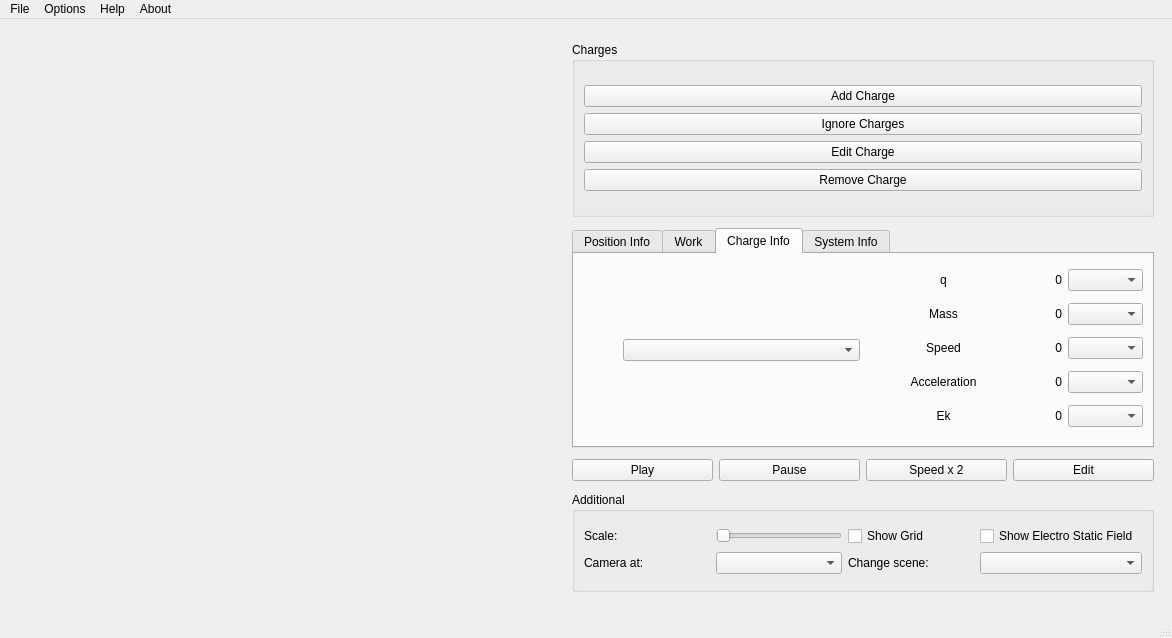
The window that Interface/mainwindow.ui (TimeToStop/ElectroStaticFieldSimulator) describes before a commit, drawn with Qt 5.
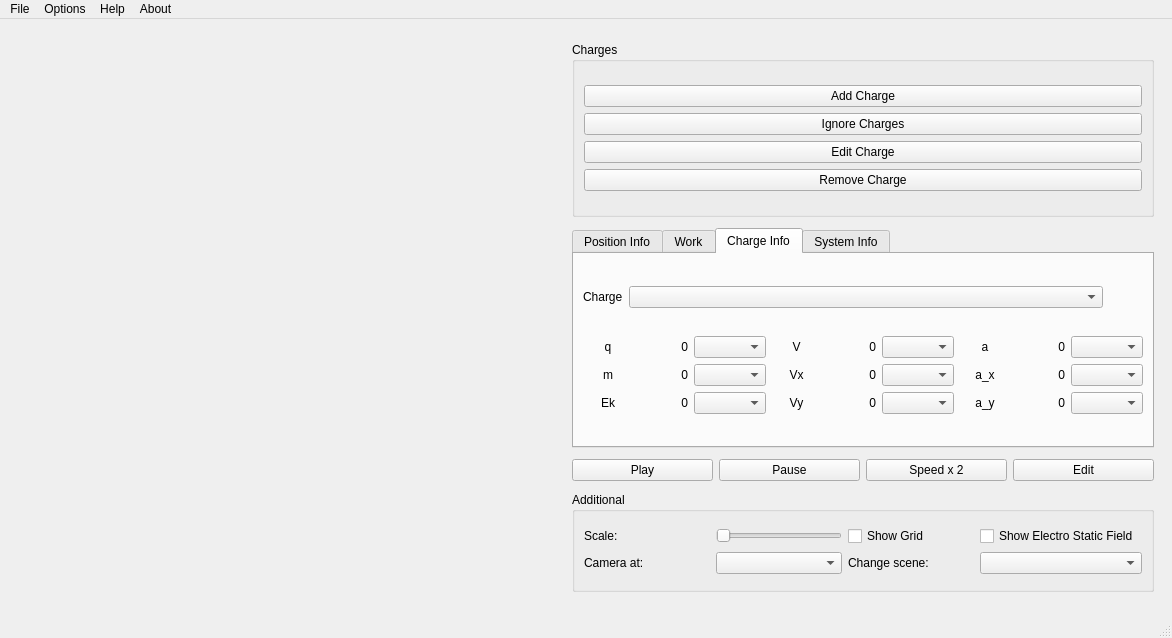
The same window after the commit. Icons and pictures are not drawn. Custom widgets are drawn as their Qt base class.

Commit message: work with tabs has done

```diff
--- a/Interface/mainwindow.ui
+++ b/Interface/mainwindow.ui
@@ -83,39 +83,7 @@
          </size>
         </property>
         <layout class="QGridLayout" name="gridLayout_4">
-         <item row="2" column="0">
-          <layout class="QHBoxLayout" name="horizontalLayout_3">
-           <item>
-            <widget class="QPushButton" name="m_play_button">
-             <property name="text">
-              <string>Play</string>
-             </property>
-            </widget>
-           </item>
-           <item>
-            <widget class="QPushButton" name="m_pause_button">
-             <property name="text">
-              <string>Pause</string>
-             </property>
-            </widget>
-           </item>
-           <item>
-            <widget class="QPushButton" name="m_speed_button">
-             <property name="text">
-              <string>Speed x 2</string>
-             </property>
-            </widget>
-           </item>
-           <item>
-            <widget class="QPushButton" name="m_edit_button">
-             <property name="text">
-              <string>Edit</string>
-             </property>
-            </widget>
-           </item>
-          </layout>
-         </item>
-         <item row="3" column="0">
+         <item row="4" column="0">
           <widget class="QGroupBox" name="m_additional_group_box">
            <property name="sizePolicy">
             <sizepolicy hsizetype="Preferred" vsizetype="Preferred">
@@ -194,6 +162,38 @@
            </layout>
           </widget>
          </item>
+         <item row="3" column="0">
+          <layout class="QHBoxLayout" name="horizontalLayout_3">
+           <item>
+            <widget class="QPushButton" name="m_play_button">
+             <property name="text">
+              <string>Play</string>
+             </property>
+            </widget>
+           </item>
+           <item>
+            <widget class="QPushButton" name="m_pause_button">
+             <property name="text">
+              <string>Pause</string>
+             </property>
+            </widget>
+           </item>
+           <item>
+            <widget class="QPushButton" name="m_speed_button">
+             <property name="text">
+              <string>Speed x 2</string>
+             </property>
+            </widget>
+           </item>
+           <item>
+            <widget class="QPushButton" name="m_edit_button">
+             <property name="text">
+              <string>Edit</string>
+             </property>
+            </widget>
+           </item>
+          </layout>
+         </item>
          <item row="0" column="0">
           <layout class="QHBoxLayout" name="horizontalLayout_2">
            <item>
@@ -245,7 +245,7 @@
            </item>
           </layout>
          </item>
-         <item row="1" column="0">
+         <item row="2" column="0">
           <widget class="QTabWidget" name="m_tab_widget">
            <property name="sizePolicy">
             <sizepolicy hsizetype="Preferred" vsizetype="Preferred">
@@ -618,35 +618,47 @@
             <attribute name="title">
              <string>Charge Info</string>
             </attribute>
-            <layout class="QHBoxLayout" name="horizontalLayout_5">
+            <layout class="QVBoxLayout" name="verticalLayout_16">
              <item>
-              <layout class="QHBoxLayout" name="horizontalLayout_4">
-               <item>
-                <spacer name="horizontalSpacer">
+              <spacer name="verticalSpacer_5">
                  <property name="orientation">
-                  <enum>Qt::Horizontal</enum>
-                 </property>
-                 <property name="sizeType">
-                  <enum>QSizePolicy::Fixed</enum>
+                <enum>Qt::Vertical</enum>
                  </property>
                  <property name="sizeHint" stdset="0">
                   <size>
-                   <width>40</width>
-                   <height>20</height>
+                 <width>20</width>
+                 <height>40</height>
                   </size>
                  </property>
                 </spacer>
+             </item>
+             <item>
+              <layout class="QVBoxLayout" name="verticalLayout_15">
+               <item>
+                <layout class="QHBoxLayout" name="horizontalLayout_12">
+                 <item>
+                  <widget class="QLabel" name="m_info_charges_label">
+                   <property name="sizePolicy">
+                    <sizepolicy hsizetype="Maximum" vsizetype="Preferred">
+                     <horstretch>0</horstretch>
+                     <verstretch>0</verstretch>
+                    </sizepolicy>
+                   </property>
+                   <property name="text">
+                    <string>Charge</string>
+                   </property>
+                  </widget>
                </item>
                <item>
                 <widget class="QComboBox" name="m_charges_list"/>
                </item>
                <item>
-                <spacer name="horizontalSpacer_2">
+                  <spacer name="horizontalSpacer">
                  <property name="orientation">
                   <enum>Qt::Horizontal</enum>
                  </property>
                  <property name="sizeType">
-                  <enum>QSizePolicy::Fixed</enum>
+                    <enum>QSizePolicy::Preferred</enum>
                  </property>
                  <property name="sizeHint" stdset="0">
                   <size>
@@ -656,9 +668,31 @@
                  </property>
                 </spacer>
                </item>
+                </layout>
+               </item>
                <item>
-                <layout class="QGridLayout" name="gridLayout_16">
-                 <item row="0" column="0">
+                <spacer name="verticalSpacer_3">
+                 <property name="orientation">
+                  <enum>Qt::Vertical</enum>
+                 </property>
+                 <property name="sizeType">
+                  <enum>QSizePolicy::Maximum</enum>
+                 </property>
+                 <property name="sizeHint" stdset="0">
+                  <size>
+                   <width>20</width>
+                   <height>40</height>
+                  </size>
+                 </property>
+                </spacer>
+               </item>
+               <item>
+                <layout class="QHBoxLayout" name="horizontalLayout_11">
+                 <item>
+                  <layout class="QHBoxLayout" name="horizontalLayout_4">
+                   <item>
+                    <layout class="QVBoxLayout" name="verticalLayout">
+                     <item>
                   <widget class="QLabel" name="m_info_charge_q_label">
                    <property name="text">
                     <string>q</string>
@@ -668,7 +702,31 @@
                    </property>
                   </widget>
                  </item>
-                 <item row="0" column="1">
+                     <item>
+                      <widget class="QLabel" name="m_info_charge_mass_label">
+                       <property name="text">
+                        <string>m</string>
+                       </property>
+                       <property name="alignment">
+                        <set>Qt::AlignCenter</set>
+                       </property>
+                      </widget>
+                     </item>
+                     <item>
+                      <widget class="QLabel" name="m_info_charge_energy_label">
+                       <property name="text">
+                        <string>Ek</string>
+                       </property>
+                       <property name="alignment">
+                        <set>Qt::AlignCenter</set>
+                       </property>
+                      </widget>
+                     </item>
+                    </layout>
+                   </item>
+                   <item>
+                    <layout class="QVBoxLayout" name="verticalLayout_3">
+                     <item>
                   <widget class="QLabel" name="m_info_charge_q_val">
                    <property name="frameShadow">
                     <enum>QFrame::Plain</enum>
@@ -684,20 +742,7 @@
                    </property>
                   </widget>
                  </item>
-                 <item row="0" column="2">
-                  <widget class="QComboBox" name="m_info_charge_q_box"/>
-                 </item>
-                 <item row="1" column="0">
-                  <widget class="QLabel" name="m_info_charge_mass_label">
-                   <property name="text">
-                    <string>Mass</string>
-                   </property>
-                   <property name="alignment">
-                    <set>Qt::AlignCenter</set>
-                   </property>
-                  </widget>
-                 </item>
-                 <item row="1" column="1">
+                     <item>
                   <widget class="QLabel" name="m_info_charge_mass_val">
                    <property name="text">
                     <string>0</string>
@@ -707,22 +752,74 @@
                    </property>
                   </widget>
                  </item>
-                 <item row="1" column="2">
+                     <item>
+                      <widget class="QLabel" name="m_info_charge_energy_val">
+                       <property name="text">
+                        <string>0</string>
+                       </property>
+                       <property name="alignment">
+                        <set>Qt::AlignRight|Qt::AlignTrailing|Qt::AlignVCenter</set>
+                       </property>
+                      </widget>
+                     </item>
+                    </layout>
+                   </item>
+                   <item>
+                    <layout class="QVBoxLayout" name="verticalLayout_8">
+                     <item>
+                      <widget class="QComboBox" name="m_info_charge_q_box"/>
+                     </item>
+                     <item>
                   <widget class="QComboBox" name="m_info_charge_mass_box"/>
                  </item>
-                 <item row="2" column="0">
-                  <widget class="QLabel" name="m_info_charge_speed_label">
+                     <item>
+                      <widget class="QComboBox" name="m_info_charge_energy_box"/>
+                     </item>
+                    </layout>
+                   </item>
+                  </layout>
+                 </item>
+                 <item>
+                  <layout class="QHBoxLayout" name="horizontalLayout_5">
+                   <item>
+                    <layout class="QVBoxLayout" name="verticalLayout_11">
+                     <item>
+                      <widget class="QLabel" name="m_info_charge_velocity_label">
                    <property name="text">
-                    <string>Speed</string>
+                        <string>V</string>
                    </property>
                    <property name="alignment">
                     <set>Qt::AlignCenter</set>
                    </property>
                   </widget>
                  </item>
-                 <item row="2" column="1">
-                  <widget class="QLabel" name="m_info_charge_speed_val">
+                     <item>
+                      <widget class="QLabel" name="m_info_charge_velocity_x_label">
                    <property name="text">
+                        <string>Vx</string>
+                       </property>
+                       <property name="alignment">
+                        <set>Qt::AlignCenter</set>
+                       </property>
+                      </widget>
+                     </item>
+                     <item>
+                      <widget class="QLabel" name="m_info_charge_velocity_y_label">
+                       <property name="text">
+                        <string>Vy</string>
+                       </property>
+                       <property name="alignment">
+                        <set>Qt::AlignCenter</set>
+                       </property>
+                      </widget>
+                     </item>
+                    </layout>
+                   </item>
+                   <item>
+                    <layout class="QVBoxLayout" name="verticalLayout_10">
+                     <item>
+                      <widget class="QLabel" name="m_info_charge_velocity_val">
+                       <property name="text">
                     <string>0</string>
                    </property>
                    <property name="alignment">
@@ -730,20 +827,82 @@
                    </property>
                   </widget>
                  </item>
-                 <item row="2" column="2">
-                  <widget class="QComboBox" name="m_info_charge_speed_box"/>
-                 </item>
-                 <item row="3" column="0">
-                  <widget class="QLabel" name="m_info_acceleration_label">
+                     <item>
+                      <widget class="QLabel" name="m_info_charge_velocity_x_val">
+                       <property name="text">
+                        <string>0</string>
+                       </property>
+                       <property name="alignment">
+                        <set>Qt::AlignRight|Qt::AlignTrailing|Qt::AlignVCenter</set>
+                       </property>
+                      </widget>
+                     </item>
+                     <item>
+                      <widget class="QLabel" name="m_info_charge_velocity_y_val">
                    <property name="text">
-                    <string>Acceleration</string>
+                        <string>0</string>
                    </property>
                    <property name="alignment">
+                        <set>Qt::AlignRight|Qt::AlignTrailing|Qt::AlignVCenter</set>
+                       </property>
+                      </widget>
+                     </item>
+                    </layout>
+                   </item>
+                   <item>
+                    <layout class="QVBoxLayout" name="verticalLayout_9">
+                     <item>
+                      <widget class="QComboBox" name="m_info_charge_velocity_box"/>
+                     </item>
+                     <item>
+                      <widget class="QComboBox" name="m_info_charge_velocity_x_box"/>
+                     </item>
+                     <item>
+                      <widget class="QComboBox" name="m_info_charge_velocity_y_box"/>
+                     </item>
+                    </layout>
+                   </item>
+                  </layout>
+                 </item>
+                 <item>
+                  <layout class="QHBoxLayout" name="horizontalLayout_10">
+                   <item>
+                    <layout class="QVBoxLayout" name="verticalLayout_12">
+                     <item>
+                      <widget class="QLabel" name="m_info_charge_acceleration_label">
+                       <property name="text">
+                        <string>a</string>
+                       </property>
+                       <property name="alignment">
                     <set>Qt::AlignCenter</set>
                    </property>
                   </widget>
                  </item>
-                 <item row="3" column="1">
+                     <item>
+                      <widget class="QLabel" name="m_info_charge_acceleration_x_label">
+                       <property name="text">
+                        <string>a_x</string>
+                       </property>
+                       <property name="alignment">
+                        <set>Qt::AlignCenter</set>
+                       </property>
+                      </widget>
+                     </item>
+                     <item>
+                      <widget class="QLabel" name="m_info_charge_acceleration_y_label">
+                       <property name="text">
+                        <string>a_y</string>
+                       </property>
+                       <property name="alignment">
+                        <set>Qt::AlignCenter</set>
+                       </property>
+                      </widget>
+                     </item>
+                    </layout>
+                   </item>
+                   <item>
+                    <layout class="QVBoxLayout" name="verticalLayout_13">
+                     <item>
                   <widget class="QLabel" name="m_info_charge_acceleration_val">
                    <property name="text">
                     <string>0</string>
@@ -753,35 +912,59 @@
                    </property>
                   </widget>
                  </item>
-                 <item row="3" column="2">
+                     <item>
+                      <widget class="QLabel" name="m_info_charge_acceleration_x_val">
+                       <property name="text">
+                        <string>0</string>
+                       </property>
+                       <property name="alignment">
+                        <set>Qt::AlignRight|Qt::AlignTrailing|Qt::AlignVCenter</set>
+                       </property>
+                      </widget>
+                     </item>
+                     <item>
+                      <widget class="QLabel" name="m_info_charge_acceleration_y_val">
+                       <property name="text">
+                        <string>0</string>
+                       </property>
+                       <property name="alignment">
+                        <set>Qt::AlignRight|Qt::AlignTrailing|Qt::AlignVCenter</set>
+                       </property>
+                      </widget>
+                     </item>
+                    </layout>
+                   </item>
+                   <item>
+                    <layout class="QVBoxLayout" name="verticalLayout_14">
+                     <item>
                   <widget class="QComboBox" name="m_info_charge_acceleration_box"/>
                  </item>
-                 <item row="4" column="0">
-                  <widget class="QLabel" name="m_info_charge_energy_label">
-                   <property name="text">
-                    <string>Ek</string>
-                   </property>
-                   <property name="alignment">
-                    <set>Qt::AlignCenter</set>
-                   </property>
-                  </widget>
-                 </item>
-                 <item row="4" column="1">
-                  <widget class="QLabel" name="m_info_charge_energy_val">
-                   <property name="text">
-                    <string>0</string>
-                   </property>
-                   <property name="alignment">
-                    <set>Qt::AlignRight|Qt::AlignTrailing|Qt::AlignVCenter</set>
-                   </property>
-                  </widget>
-                 </item>
-                 <item row="4" column="2">
-                  <widget class="QComboBox" name="m_info_charge_energy_box"/>
+                     <item>
+                      <widget class="QComboBox" name="m_info_charge_acceleration_x_box"/>
+                     </item>
+                     <item>
+                      <widget class="QComboBox" name="m_info_charge_acceleration_y_box"/>
+                     </item>
+                    </layout>
                  </item>
                 </layout>
                </item>
               </layout>
+               </item>
+              </layout>
+             </item>
+             <item>
+              <spacer name="verticalSpacer_4">
+               <property name="orientation">
+                <enum>Qt::Vertical</enum>
+               </property>
+               <property name="sizeHint" stdset="0">
+                <size>
+                 <width>20</width>
+                 <height>40</height>
+                </size>
+               </property>
+              </spacer>
              </item>
             </layout>
            </widget>
@@ -789,31 +972,28 @@
             <attribute name="title">
              <string>System Info</string>
             </attribute>
-            <layout class="QGridLayout" name="gridLayout">
-             <item row="1" column="4">
-              <widget class="QComboBox" name="m_info_system_sum_energy_box"/>
-             </item>
-             <item row="1" column="2">
-              <widget class="QLabel" name="m_info_system_sum_energy_val">
-               <property name="text">
-                <string>0</string>
-               </property>
-               <property name="alignment">
-                <set>Qt::AlignCenter</set>
-               </property>
-              </widget>
-             </item>
-             <item row="1" column="0">
-              <widget class="QLabel" name="m_info_system_sum_energy_label">
-               <property name="text">
-                <string>S W</string>
-               </property>
-               <property name="alignment">
-                <set>Qt::AlignCenter</set>
-               </property>
-              </widget>
-             </item>
-             <item row="0" column="0">
+            <layout class="QVBoxLayout" name="verticalLayout_20">
+             <item>
+              <layout class="QHBoxLayout" name="horizontalLayout_13">
+               <item>
+                <spacer name="horizontalSpacer_2">
+                 <property name="orientation">
+                  <enum>Qt::Horizontal</enum>
+                 </property>
+                 <property name="sizeType">
+                  <enum>QSizePolicy::Minimum</enum>
+                 </property>
+                 <property name="sizeHint" stdset="0">
+                  <size>
+                   <width>40</width>
+                   <height>20</height>
+                  </size>
+                 </property>
+                </spacer>
+               </item>
+               <item>
+                <layout class="QVBoxLayout" name="verticalLayout_17">
+                 <item>
               <widget class="QLabel" name="m_info_system_kenergy_label">
                <property name="text">
                 <string>S Ek</string>
@@ -823,7 +1003,31 @@
                </property>
               </widget>
              </item>
-             <item row="0" column="2">
+                 <item>
+                  <widget class="QLabel" name="m_info_system_sum_energy_label">
+                   <property name="text">
+                    <string>S W</string>
+                   </property>
+                   <property name="alignment">
+                    <set>Qt::AlignCenter</set>
+                   </property>
+                  </widget>
+                 </item>
+                 <item>
+                  <widget class="QLabel" name="m_info_system_whole_energy_label">
+                   <property name="text">
+                    <string>W</string>
+                   </property>
+                   <property name="alignment">
+                    <set>Qt::AlignCenter</set>
+                   </property>
+                  </widget>
+                 </item>
+                </layout>
+               </item>
+               <item>
+                <layout class="QVBoxLayout" name="verticalLayout_18">
+                 <item>
               <widget class="QLabel" name="m_info_system_kenergy_val">
                <property name="text">
                 <string>0</string>
@@ -833,7 +1037,31 @@
                </property>
               </widget>
              </item>
-             <item row="0" column="4">
+                 <item>
+                  <widget class="QLabel" name="m_info_system_sum_energy_val">
+                   <property name="text">
+                    <string>0</string>
+                   </property>
+                   <property name="alignment">
+                    <set>Qt::AlignCenter</set>
+                   </property>
+                  </widget>
+                 </item>
+                 <item>
+                  <widget class="QLabel" name="m_info_system_whole_energy_val">
+                   <property name="text">
+                    <string>0</string>
+                   </property>
+                   <property name="alignment">
+                    <set>Qt::AlignCenter</set>
+                   </property>
+                  </widget>
+                 </item>
+                </layout>
+               </item>
+               <item>
+                <layout class="QVBoxLayout" name="verticalLayout_19">
+                 <item>
               <widget class="QComboBox" name="m_info_system_kenergy_box">
                <property name="sizePolicy">
                 <sizepolicy hsizetype="Minimum" vsizetype="Fixed">
@@ -843,30 +1071,15 @@
                </property>
               </widget>
              </item>
-             <item row="2" column="4">
+                 <item>
+                  <widget class="QComboBox" name="m_info_system_sum_energy_box"/>
+                 </item>
+                 <item>
               <widget class="QComboBox" name="m_info_system_whole_energy_box"/>
              </item>
-             <item row="2" column="2">
-              <widget class="QLabel" name="m_info_system_whole_energy_val">
-               <property name="text">
-                <string>0</string>
-               </property>
-               <property name="alignment">
-                <set>Qt::AlignCenter</set>
-               </property>
-              </widget>
-             </item>
-             <item row="2" column="0">
-              <widget class="QLabel" name="m_info_system_whole_energy_label">
-               <property name="text">
-                <string>W</string>
-               </property>
-               <property name="alignment">
-                <set>Qt::AlignCenter</set>
-               </property>
-              </widget>
-             </item>
-             <item row="0" column="3">
+                </layout>
+               </item>
+               <item>
               <spacer name="horizontalSpacer_3">
                <property name="orientation">
                 <enum>Qt::Horizontal</enum>
@@ -882,85 +1095,7 @@
                </property>
               </spacer>
              </item>
-             <item row="0" column="1">
-              <spacer name="horizontalSpacer_4">
-               <property name="orientation">
-                <enum>Qt::Horizontal</enum>
-               </property>
-               <property name="sizeType">
-                <enum>QSizePolicy::Minimum</enum>
-               </property>
-               <property name="sizeHint" stdset="0">
-                <size>
-                 <width>40</width>
-                 <height>20</height>
-                </size>
-               </property>
-              </spacer>
-             </item>
-             <item row="1" column="1">
-              <spacer name="horizontalSpacer_5">
-               <property name="orientation">
-                <enum>Qt::Horizontal</enum>
-               </property>
-               <property name="sizeType">
-                <enum>QSizePolicy::Minimum</enum>
-               </property>
-               <property name="sizeHint" stdset="0">
-                <size>
-                 <width>40</width>
-                 <height>20</height>
-                </size>
-               </property>
-              </spacer>
-             </item>
-             <item row="1" column="3">
-              <spacer name="horizontalSpacer_6">
-               <property name="orientation">
-                <enum>Qt::Horizontal</enum>
-               </property>
-               <property name="sizeType">
-                <enum>QSizePolicy::Minimum</enum>
-               </property>
-               <property name="sizeHint" stdset="0">
-                <size>
-                 <width>40</width>
-                 <height>20</height>
-                </size>
-               </property>
-              </spacer>
-             </item>
-             <item row="2" column="1">
-              <spacer name="horizontalSpacer_7">
-               <property name="orientation">
-                <enum>Qt::Horizontal</enum>
-               </property>
-               <property name="sizeType">
-                <enum>QSizePolicy::Minimum</enum>
-               </property>
-               <property name="sizeHint" stdset="0">
-                <size>
-                 <width>40</width>
-                 <height>20</height>
-                </size>
-               </property>
-              </spacer>
-             </item>
-             <item row="2" column="3">
-              <spacer name="horizontalSpacer_8">
-               <property name="orientation">
-                <enum>Qt::Horizontal</enum>
-               </property>
-               <property name="sizeType">
-                <enum>QSizePolicy::Minimum</enum>
-               </property>
-               <property name="sizeHint" stdset="0">
-                <size>
-                 <width>40</width>
-                 <height>20</height>
-                </size>
-               </property>
-              </spacer>
+              </layout>
              </item>
             </layout>
            </widget>
@@ -1003,14 +1138,6 @@
      <addaction name="actionEnglish"/>
      <addaction name="actionRussian"/>
     </widget>
-    <widget class="QMenu" name="menuTheme">
-     <property name="title">
-      <string>Theme</string>
-     </property>
-     <addaction name="actionDark"/>
-     <addaction name="actionLight"/>
-    </widget>
-    <addaction name="menuTheme"/>
     <addaction name="menuLanguage"/>
    </widget>
    <widget class="QMenu" name="menuHelp">
```
Lines whose indentation alone changed are shown as unchanged. The commit also changes 5 other files.
